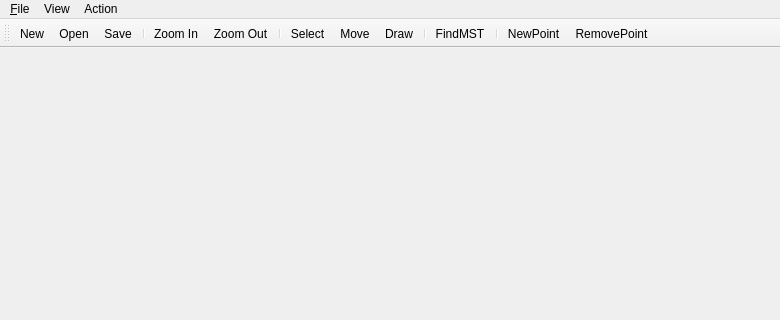
Above: mainwindow.ui from z4yx/VisualMST before the change; both pictures show x 0 to 780 and y 0 to 320 of the 780 by 482 pixel window. Below: the same form after it.
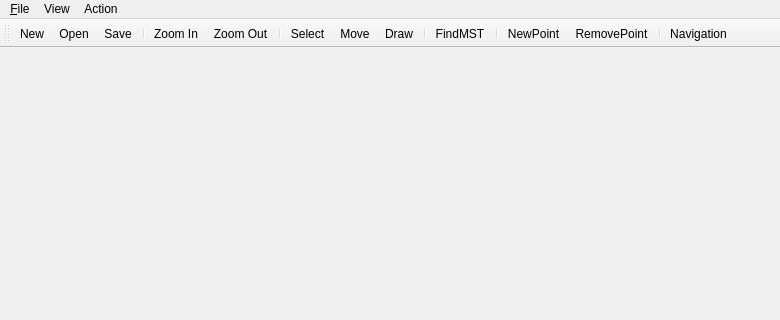
That is the form after the change. Icons and pictures are not drawn.

Commit message: add navigation map

```diff
--- a/mainwindow.ui
+++ b/mainwindow.ui
@@ -77,6 +77,8 @@
    <addaction name="separator"/>
    <addaction name="actionNewPoint"/>
    <addaction name="actionRemovePoint"/>
+   <addaction name="separator"/>
+   <addaction name="actionNavigation"/>
   </widget>
   <widget class="QStatusBar" name="statusBar"/>
   <action name="actionOpen">
@@ -210,6 +212,18 @@
     <string>Remove Point</string>
    </property>
   </action>
+  <action name="actionNavigation">
+   <property name="checkable">
+    <bool>true</bool>
+   </property>
+   <property name="icon">
+    <iconset resource="icons.qrc">
+     <normaloff>:/new/icons/res/view_maximize.png</normaloff>:/new/icons/res/view_maximize.png</iconset>
+   </property>
+   <property name="text">
+    <string>Navigation</string>
+   </property>
+  </action>
  </widget>
  <layoutdefault spacing="6" margin="11"/>
  <resources>
```
The commit also changes 10 other files.
